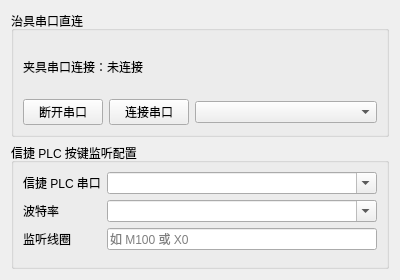
This is platform/settings/widgets/fixture_uart.ui in yuhuang163/test as Qt 5 draws it before an edit. The edited form follows.
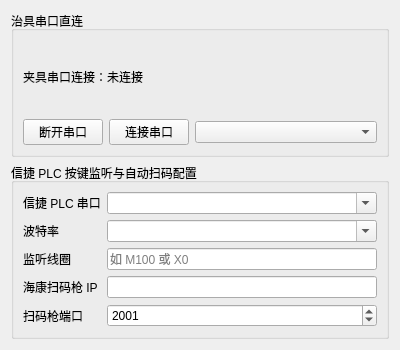
This is the edited form.

Commit message: 恢复扫码枪配置逻辑

Patch:
```diff
--- a/platform/settings/widgets/fixture_uart.ui
+++ b/platform/settings/widgets/fixture_uart.ui
@@ -7,7 +7,7 @@
     <x>0</x>
     <y>0</y>
     <width>400</width>
-    <height>280</height>
+    <height>350</height>
    </rect>
   </property>
   <property name="windowTitle">
@@ -63,7 +63,7 @@
      <item>
       <widget class="QGroupBox" name="preStartMonitorGroup">
        <property name="title">
-        <string>信捷 PLC 按键监听配置</string>
+        <string>信捷 PLC 按键监听与自动扫码配置</string>
        </property>
        <layout class="QFormLayout" name="preStartMonitorFormLayout">
         <item row="0" column="0">
@@ -108,6 +108,33 @@
           </property>
          </widget>
         </item>
+        <item row="3" column="0">
+         <widget class="QLabel" name="scannerIpLabel">
+          <property name="text">
+           <string>海康扫码枪 IP</string>
+          </property>
+         </widget>
+        </item>
+        <item row="3" column="1">
+         <widget class="QLineEdit" name="scannerIpLineEdit"/>
+        </item>
+        <item row="4" column="0">
+         <widget class="QLabel" name="scannerPortLabel">
+          <property name="text">
+           <string>扫码枪端口</string>
+          </property>
+         </widget>
+        </item>
+        <item row="4" column="1">
+         <widget class="QSpinBox" name="scannerPortSpinBox">
+          <property name="maximum">
+           <number>65535</number>
+          </property>
+          <property name="value">
+           <number>2001</number>
+          </property>
+         </widget>
+        </item>
        </layout>
       </widget>
      </item>
```
Left out of the diff: 2 changed lines with no effect on the pictures. The commit also changes 2 other files.
